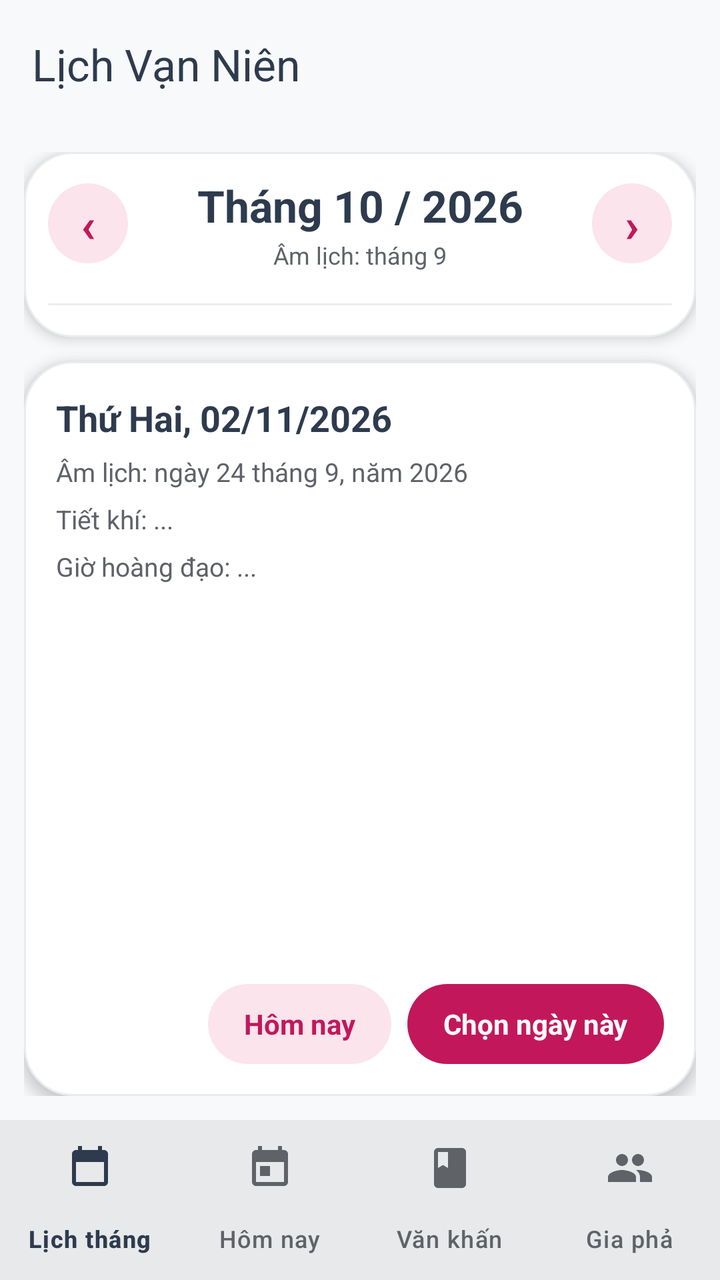
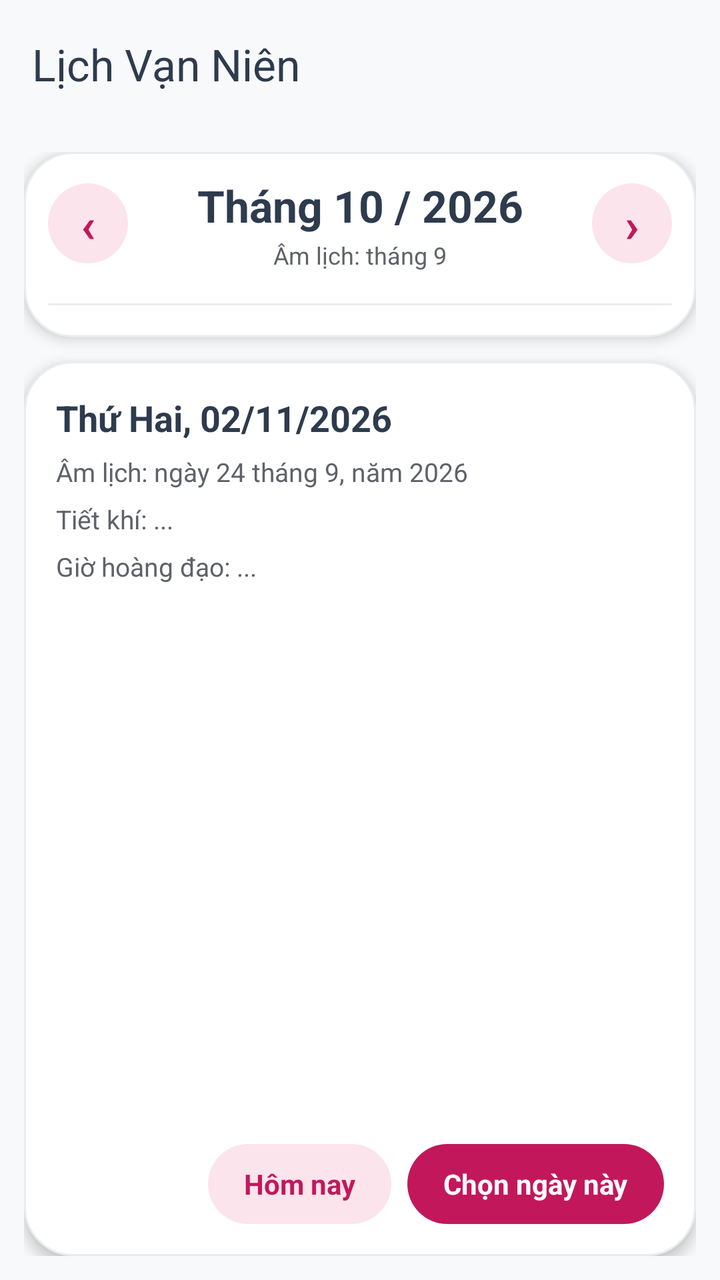

Before-and-after screenshots of an Android layout around one commit, followed by the original layout XML and the change that was made.
<!-- AndroidManifest.xml: activity theme AppTheme -->
<!-- res/layout/activity_month_calendar.xml -->
<?xml version="1.0" encoding="utf-8"?>
<LinearLayout xmlns:android="http://schemas.android.com/apk/res/android"
    xmlns:app="http://schemas.android.com/apk/res-auto"
    android:layout_width="match_parent"
    android:layout_height="match_parent"
    android:background="?attr/colorSurface"
    android:orientation="vertical"
    android:id="@+id/app_root">

    <include layout="@layout/app_header" />
    <LinearLayout
        android:id="@+id/app_body"
        android:layout_width="match_parent"
        android:layout_height="0dp"
        android:layout_weight="1"
        android:orientation="vertical">


    <LinearLayout
        android:layout_width="match_parent"
        android:layout_height="0dp"
        android:layout_weight="1"
        android:orientation="vertical"
        android:padding="12dp">

        
        <LinearLayout
            android:id="@+id/calendar_card"
            android:layout_width="match_parent"
            android:layout_height="wrap_content"
            android:background="@drawable/month_card_background"
            android:elevation="4dp"
            android:orientation="vertical"
            android:padding="12dp">

            <LinearLayout
                android:layout_width="match_parent"
                android:layout_height="wrap_content"
                android:gravity="center_vertical"
                android:orientation="horizontal">

                <TextView
                    android:id="@+id/prev_month"
                    android:layout_width="40dp"
                    android:layout_height="40dp"
                    android:background="@drawable/month_nav_button_background"
                    android:clickable="true"
                    android:focusable="true"
                    android:gravity="center"
                    android:text="‹"
                    android:textColor="@color/weekendColor"
                    android:textSize="24sp"
                    android:textStyle="bold" />

                <LinearLayout
                    android:layout_width="0dp"
                    android:layout_height="wrap_content"
                    android:layout_weight="1"
                    android:gravity="center"
                    android:orientation="vertical"
                    android:paddingHorizontal="4dp">

                    <TextView
                        android:id="@+id/month_year_title"
                        android:layout_width="match_parent"
                        android:layout_height="wrap_content"
                        android:gravity="center"
                        android:maxLines="1"
                        android:text="Tháng 10 / 2026"
                        android:textColor="@color/textPrimary"
                        android:textSize="22sp"
                        android:textStyle="bold" />

                    <TextView
                        android:id="@+id/month_subtitle"
                        android:layout_width="match_parent"
                        android:layout_height="wrap_content"
                        android:layout_marginTop="2dp"
                        android:ellipsize="end"
                        android:gravity="center"
                        android:maxLines="1"
                        android:text="Âm lịch: tháng 9"
                        android:textColor="@color/textSecondary"
                        android:textSize="12sp" />
                </LinearLayout>

                <TextView
                    android:id="@+id/next_month"
                    android:layout_width="40dp"
                    android:layout_height="40dp"
                    android:background="@drawable/month_nav_button_background"
                    android:clickable="true"
                    android:focusable="true"
                    android:gravity="center"
                    android:text="›"
                    android:textColor="@color/weekendColor"
                    android:textSize="24sp"
                    android:textStyle="bold" />
            </LinearLayout>

            <LinearLayout
                android:id="@+id/week_header"
                android:layout_width="match_parent"
                android:layout_height="wrap_content"
                android:layout_marginTop="10dp"
                android:orientation="horizontal" />

            <View
                android:layout_width="match_parent"
                android:layout_height="1dp"
                android:layout_marginTop="6dp"
                android:background="@color/cardBorder" />

            <LinearLayout
                android:id="@+id/month_grid"
                android:layout_width="match_parent"
                android:layout_height="wrap_content"
                android:layout_marginTop="4dp"
                android:orientation="vertical" />
        </LinearLayout>

        
        <LinearLayout
            android:id="@+id/details_card"
            android:layout_width="match_parent"
            android:layout_height="0dp"
            android:layout_marginTop="12dp"
            android:layout_weight="1"
            android:background="@drawable/month_card_background"
            android:elevation="4dp"
            android:orientation="vertical"
            android:padding="16dp">

            <TextView
                android:id="@+id/selected_date_title"
                android:layout_width="match_parent"
                android:layout_height="wrap_content"
                android:text="Thứ Hai, 02/11/2026"
                android:textColor="@color/textPrimary"
                android:textSize="18sp"
                android:textStyle="bold" />

            <ScrollView
                android:layout_width="match_parent"
                android:layout_height="0dp"
                android:layout_weight="1"
                android:fillViewport="true">

                <LinearLayout
                    android:layout_width="match_parent"
                    android:layout_height="wrap_content"
                    android:orientation="vertical">

                    <TextView
                        android:id="@+id/selected_lunar_line"
                        android:layout_width="match_parent"
                        android:layout_height="wrap_content"
                        android:layout_marginTop="6dp"
                        android:lineSpacingExtra="2dp"
                        android:text="Âm lịch: ngày 24 tháng 9, năm 2026"
                        android:textColor="@color/textSecondary"
                        android:textSize="13sp" />

                    <TextView
                        android:id="@+id/selected_solar_term"
                        android:layout_width="match_parent"
                        android:layout_height="wrap_content"
                        android:layout_marginTop="6dp"
                        android:text="Tiết khí: ..."
                        android:textColor="@color/textSecondary"
                        android:textSize="13sp" />

                    <TextView
                        android:id="@+id/selected_lucky_hours"
                        android:layout_width="match_parent"
                        android:layout_height="wrap_content"
                        android:layout_marginTop="6dp"
                        android:text="Giờ hoàng đạo: ..."
                        android:textColor="@color/textSecondary"
                        android:textSize="13sp" />
                </LinearLayout>
            </ScrollView>

            <LinearLayout
                android:layout_width="match_parent"
                android:layout_height="wrap_content"
                android:layout_marginTop="8dp"
                android:gravity="end"
                android:orientation="horizontal">

                <TextView
                    android:id="@+id/today_button"
                    android:layout_width="wrap_content"
                    android:layout_height="40dp"
                    android:background="@drawable/month_tonal_button_background"
                    android:clickable="true"
                    android:focusable="true"
                    android:gravity="center"
                    android:paddingHorizontal="18dp"
                    android:text="Hôm nay"
                    android:textColor="@color/weekendColor"
                    android:textSize="14sp"
                    android:textStyle="bold" />

                <TextView
                    android:id="@+id/use_date_button"
                    android:layout_width="wrap_content"
                    android:layout_height="40dp"
                    android:layout_marginStart="8dp"
                    android:background="@drawable/month_primary_button_background"
                    android:clickable="true"
                    android:focusable="true"
                    android:gravity="center"
                    android:paddingHorizontal="18dp"
                    android:text="Chọn ngày này"
                    android:textColor="@color/textLight"
                    android:textSize="14sp"
                    android:textStyle="bold" />
            </LinearLayout>
        </LinearLayout>
    </LinearLayout>
        </LinearLayout>

<include layout="@layout/app_bottom_nav" />

</LinearLayout>
<!-- res/layout/app_header.xml (included above) -->
<?xml version="1.0" encoding="utf-8"?>
<com.google.android.material.appbar.MaterialToolbar xmlns:android="http://schemas.android.com/apk/res/android"
    xmlns:app="http://schemas.android.com/apk/res-auto"
    android:id="@+id/toolbar"
    android:layout_width="match_parent"
    android:layout_height="?attr/actionBarSize"
    android:background="?attr/colorSurface"
    android:elevation="0dp"
    app:navigationIconTint="?attr/colorOnSurface"
    app:title="@string/app_name"
    app:titleTextColor="?attr/colorOnSurface" />
<!-- res/layout/app_bottom_nav.xml (included above) -->
<?xml version="1.0" encoding="utf-8"?>
<com.google.android.material.bottomnavigation.BottomNavigationView xmlns:android="http://schemas.android.com/apk/res/android"
    xmlns:app="http://schemas.android.com/apk/res-auto"
    android:id="@+id/bottom_navigation"
    android:layout_width="match_parent"
    android:layout_height="wrap_content"
    android:background="?attr/colorSurface"
    android:elevation="3dp"
    app:itemIconTint="@color/bottom_nav_item_color"
    app:itemTextColor="@color/bottom_nav_item_color"
    app:labelVisibilityMode="labeled"
    app:menu="@menu/main_bottom_nav" />
<!-- resources referenced by this layout -->
<resources>
  <color name="cardBorder">#E9ECEF</color>
  <color name="textLight">#FFFFFF</color>
  <color name="textPrimary">#2E3B4E</color>
  <color name="textSecondary">#5F6368</color>
  <color name="weekendColor">#C2185B</color>
  <!-- drawable month_card_background (drawable) -->
  <?xml version="1.0" encoding="utf-8"?>
  <shape xmlns:android="http://schemas.android.com/apk/res/android">
      <solid android:color="?attr/colorSurfaceVariant" />
      <corners android:radius="24dp" />
      <stroke
          android:width="1dp"
          android:color="?attr/colorOutline" />
  </shape>
  <!-- drawable month_nav_button_background (drawable) -->
  <?xml version="1.0" encoding="utf-8"?>
  <shape xmlns:android="http://schemas.android.com/apk/res/android"
      android:shape="oval">
      <solid android:color="@color/monthTonal" />
  </shape>
  <!-- drawable month_primary_button_background (drawable) -->
  <?xml version="1.0" encoding="utf-8"?>
  <shape xmlns:android="http://schemas.android.com/apk/res/android">
      <solid android:color="@color/weekendColor" />
      <corners android:radius="24dp" />
  </shape>
  <!-- drawable month_tonal_button_background (drawable) -->
  <?xml version="1.0" encoding="utf-8"?>
  <shape xmlns:android="http://schemas.android.com/apk/res/android">
      <solid android:color="?attr/colorSecondaryContainer" />
      <corners android:radius="24dp" />
  </shape>
  <string name="app_name">Lịch Vạn Niên</string>
  <style name="AppTheme" parent="Theme.Material3.Light.NoActionBar">
          <item name="colorPrimary">@color/primaryColor</item>
          <item name="colorOnPrimary">@color/textLight</item>
          <item name="colorPrimaryContainer">@color/monthTonal</item>
          <item name="colorOnPrimaryContainer">@color/primaryDarkColor</item>
          <item name="colorSecondary">@color/secondaryColor</item>
          <item name="colorOnSecondary">@color/textLight</item>
          <item name="colorSecondaryContainer">@color/monthTonal</item>
          <item name="colorOnSecondaryContainer">@color/primaryDarkColor</item> 
          <item name="colorSurface">@color/backgroundPrimary</item>
          <item name="colorOnSurface">@color/textPrimary</item>
          <item name="colorSurfaceVariant">@color/backgroundSecondary</item>
          <item name="colorOnSurfaceVariant">@color/textSecondary</item>
          <item name="colorOutline">@color/cardBorder</item>
          <item name="android:windowBackground">@color/backgroundPrimary</item>
          <item name="android:statusBarColor">@android:color/transparent</item>
          <item name="android:navigationBarColor">@android:color/transparent</item>
          <item name="android:windowLightStatusBar">true</item>
          <item name="android:windowLightNavigationBar">true</item>
          <item name="android:textColorPrimary">@color/textPrimary</item>
          <item name="android:textColorSecondary">@color/textSecondary</item>
      </style>
  <color name="monthTonal">#FCE4EC</color>
  <color name="primaryColor">#2E3B4E</color>
  <color name="primaryDarkColor">#1A2332</color>
  <color name="secondaryColor">#C2185B</color>
  <color name="backgroundPrimary">#F8F9FA</color>
  <color name="backgroundSecondary">#FFFFFF</color>
</resources>

<!-- the commit's change to res/layout/activity_month_calendar.xml (unified diff, before → after) -->
@@ -219,11 +219,7 @@
             </LinearLayout>
         </LinearLayout>
     </LinearLayout>
-        </LinearLayout>
-
-<include layout="@layout/app_bottom_nav" />
-
-</LinearLayout>
+        </LinearLayout></LinearLayout>
 <!-- res/layout/app_header.xml (included above) -->
 <?xml version="1.0" encoding="utf-8"?>
 <com.google.android.material.appbar.MaterialToolbar xmlns:android="http://schemas.android.com/apk/res/android"
@@ -236,16 +232,3 @@
     app:navigationIconTint="?attr/colorOnSurface"
     app:title="@string/app_name"
     app:titleTextColor="?attr/colorOnSurface" />
-<!-- res/layout/app_bottom_nav.xml (included above) -->
-<?xml version="1.0" encoding="utf-8"?>
-<com.google.android.material.bottomnavigation.BottomNavigationView xmlns:android="http://schemas.android.com/apk/res/android"
-    xmlns:app="http://schemas.android.com/apk/res-auto"
-    android:id="@+id/bottom_navigation"
-    android:layout_width="match_parent"
-    android:layout_height="wrap_content"
-    android:background="?attr/colorSurface"
-    android:elevation="3dp"
-    app:itemIconTint="@color/bottom_nav_item_color"
-    app:itemTextColor="@color/bottom_nav_item_color"
-    app:labelVisibilityMode="labeled"
-    app:menu="@menu/main_bottom_nav" />
